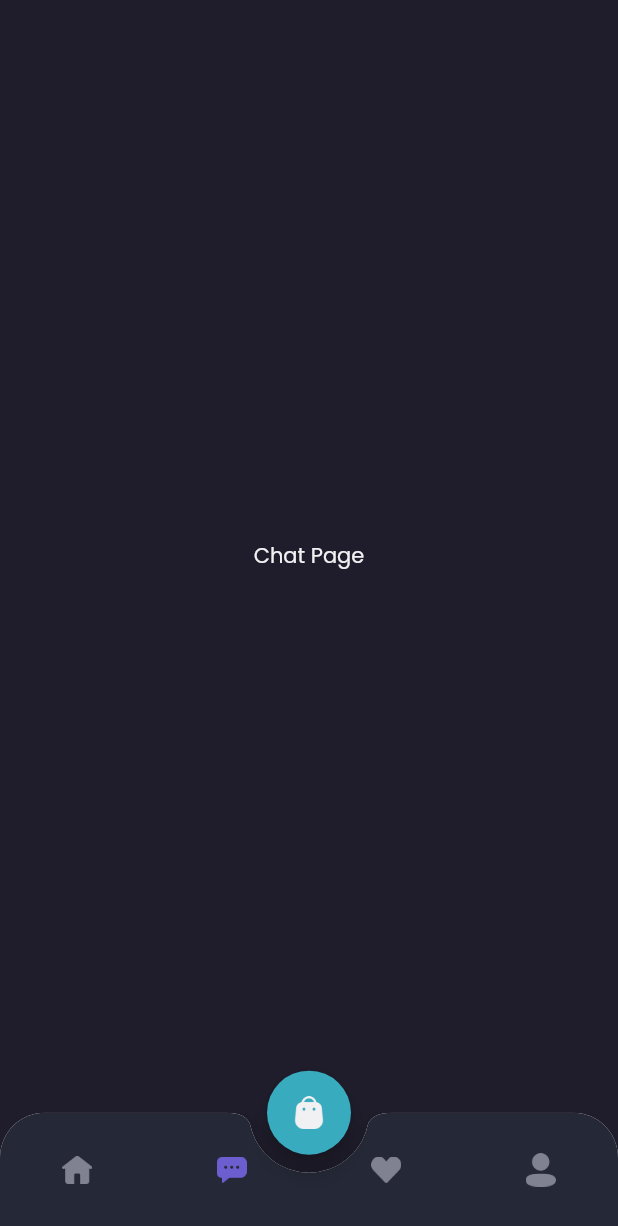
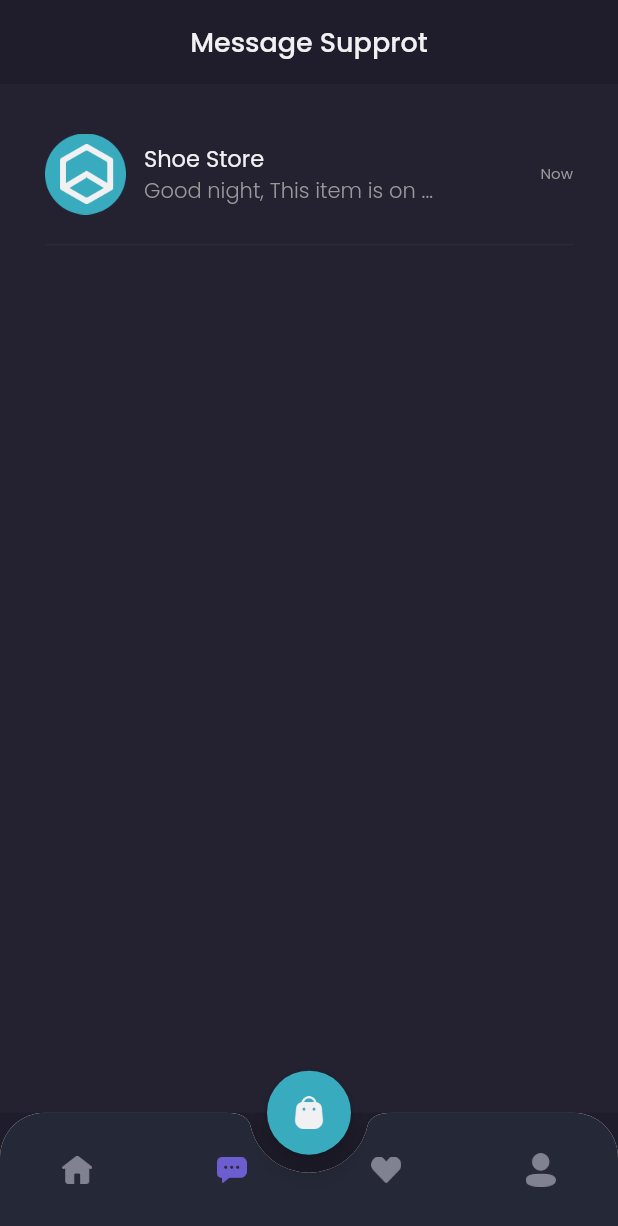
Before and after one commit to ramliagustiawan/shamomobile, a Flutter app: the MainPage screen opened by its route, item 2 of the bottom bar chosen, on a phone screen of 412 x 824 dp. Shown: the top 1226 px of the screen. Run offline on Flutter 3.47's test engine with Material 2 defaults, Android fonts, the phone set to English and light mode, and no system bars; our stand-ins replace google_fonts.

Commit message:
detail chat page

```diff
--- a/lib/main.dart
+++ b/lib/main.dart
@@ -1,4 +1,5 @@
 import 'package:flutter/material.dart';
+import 'package:shamo/pages/detail_chat_page.dart';
 import 'package:shamo/pages/home/main_page.dart';
 import 'package:shamo/pages/sign_in_page.dart';
 import 'package:shamo/pages/sign_up_page.dart';
@@ -16,6 +17,7 @@ class MyApp extends StatelessWidget {
         '/sign-in': (context) => SignInPage(),
         '/sign-up': (context) => SignUpPage(),
         '/home': (context) => MainPage(),
+        '/detail-chat': (context) => DetailChatPage(),
       },
     );
   }
--- a/lib/pages/home/chat_page.dart
+++ b/lib/pages/home/chat_page.dart
@@ -1,11 +1,101 @@
 import 'package:flutter/material.dart';
 import 'package:shamo/theme.dart';
+import 'package:shamo/widgets/chat_tile.dart';
 
 class ChatPage extends StatelessWidget {
   @override
   Widget build(BuildContext context) {
-    return Center(
-      child: Text('Chat Page', style: primaryTextStyle),
+    Widget header() {
+      return AppBar(
+        backgroundColor: backgroundColor1,
+        centerTitle: true,
+        title: Text(
+          'Message Supprot',
+          style: primaryTextStyle.copyWith(
+            fontSize: 18,
+            fontWeight: medium,
+          ),
+        ),
+        elevation: 0,
+        automaticallyImplyLeading: false,
+      );
+    }
+
+    Widget emptyChat() {
+      return Expanded(
+        child: Container(
+          width: double.infinity,
+          color: backgroundColor3,
+          child: Column(
+            mainAxisAlignment: MainAxisAlignment.center,
+            children: [
+              Image.asset(
+                'assets/Headset Icon.png',
+                width: 80,
+              ),
+              SizedBox(
+                height: 20,
+              ),
+              Text(
+                'Opss no message yet?',
+                style:
+                    primaryTextStyle.copyWith(fontSize: 16, fontWeight: medium),
+              ),
+              SizedBox(
+                height: 12,
+              ),
+              Text(
+                'You have never done a transaction',
+                style: secondaryTextStyle,
+              ),
+              SizedBox(
+                height: 20,
+              ),
+              Container(
+                height: 44,
+                child: TextButton(
+                  onPressed: () {},
+                  style: TextButton.styleFrom(
+                      padding:
+                          EdgeInsets.symmetric(horizontal: 24, vertical: 10),
+                      backgroundColor: primaryColor,
+                      shape: RoundedRectangleBorder(
+                        borderRadius: BorderRadius.circular(12),
+                      )),
+                  child: Text(
+                    'Explore Store',
+                    style: primaryTextStyle.copyWith(
+                      fontSize: 16,
+                      fontWeight: medium,
+                    ),
+                  ),
+                ),
+              )
+            ],
+          ),
+        ),
+      );
+    }
+
+    Widget content() {
+      return Expanded(
+        child: Container(
+          width: double.infinity,
+          color: backgroundColor3,
+          child: ListView(
+            padding: EdgeInsets.symmetric(
+              horizontal: defaultMargin,
+            ),
+            children: [
+              ChatTile(),
+            ],
+          ),
+        ),
+      );
+    }
+
+    return Column(
+      children: [header(), content()],
     );
   }
 }
--- a/lib/pages/home/home_page.dart
+++ b/lib/pages/home/home_page.dart
@@ -9,8 +9,8 @@ class HomePage extends StatelessWidget {
     Widget header() {
       return Container(
         margin: EdgeInsets.only(
+          left: defaultMargin,
           top: defaultMargin,
-          left: defaultMargin,
           right: defaultMargin,
         ),
         child: Row(
--- /dev/null
+++ b/lib/widgets/chat_tile.dart
@@ -0,0 +1,64 @@
+import 'package:flutter/material.dart';
+import 'package:shamo/theme.dart';
+
+class ChatTile extends StatelessWidget {
+  @override
+  Widget build(BuildContext context) {
+    return GestureDetector(
+      onTap: () {
+        Navigator.pushNamed(context, '/detail-chat');
+      },
+      child: Container(
+        margin: EdgeInsets.only(top: 33),
+        child: Column(
+          children: [
+            Row(
+              children: [
+                Image.asset(
+                  'assets/Logo Shop Picture.png',
+                  width: 54,
+                ),
+                SizedBox(
+                  width: 12,
+                ),
+                Expanded(
+                  child: Column(
+                    crossAxisAlignment: CrossAxisAlignment.start,
+                    children: [
+                      Text(
+                        'Shoe Store',
+                        style: primaryTextStyle.copyWith(
+                          fontSize: 15,
+                        ),
+                      ),
+                      Text(
+                        'Good night, This item is on ...',
+                        style: secondaryTextStyle.copyWith(
+                          fontWeight: light,
+                        ),
+                        overflow: TextOverflow.ellipsis,
+                      )
+                    ],
+                  ),
+                ),
+                Text(
+                  'Now',
+                  style: secondaryTextStyle.copyWith(
+                    fontSize: 10,
+                  ),
+                )
+              ],
+            ),
+            SizedBox(
+              height: 12,
+            ),
+            Divider(
+              thickness: 1,
+              color: Color(0xff2B2939),
+            )
+          ],
+        ),
+      ),
+    );
+  }
+}
```
Also changed, not shown: lib/pages/detail_chat_page.dart (added, +47 -0 lines), assets/Headset Icon.png (added), assets/Icon Online.png (added), assets/Logo Shop Picture.png (added).
